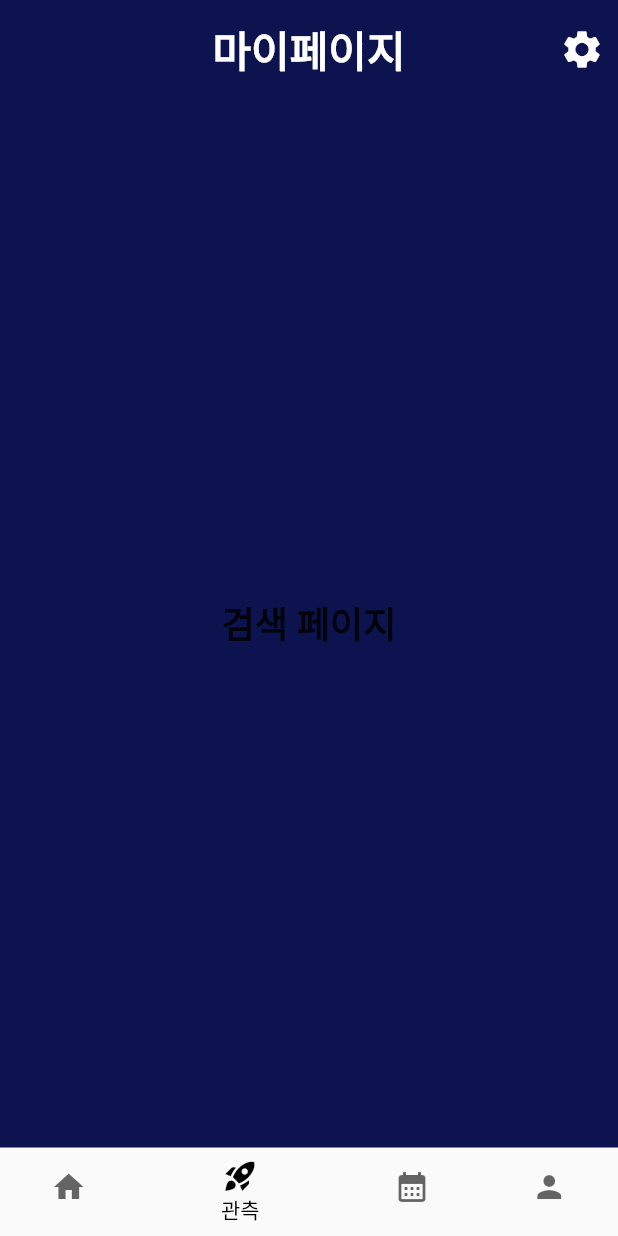
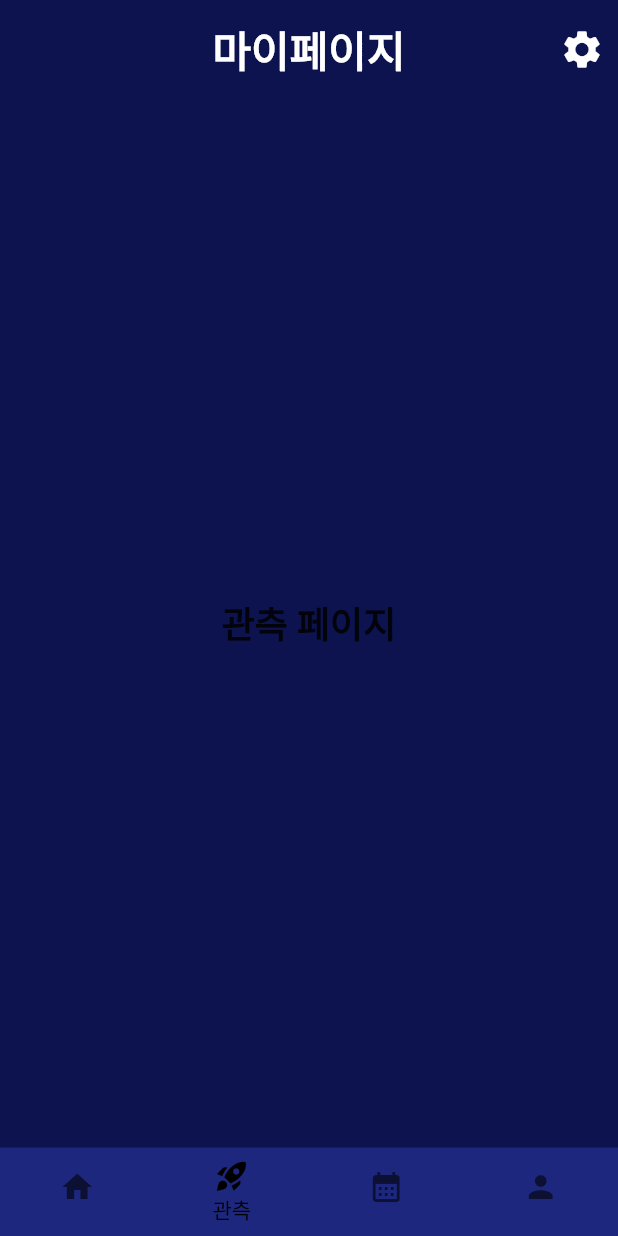
Before and after one commit to star-dark/spydir, a Flutter app: the screen it shows after launch, item 2 of the bottom bar chosen, on a phone screen of 412 x 824 dp. Run offline on Flutter 3.47's test engine with Material 2 defaults, Android fonts, the phone set to English and light mode, and no system bars.

Commit message:
6.29_06:30
1. 하단 네비게이션 바 아이콘 선택 시, 크기 변동 제거
2. 하단 네비게이션 바 색상 변경

```diff
--- a/lib/main.dart
+++ b/lib/main.dart
@@ -61,6 +61,7 @@
 //
 //Bottom Navigation Bar
         bottomNavigationBar: BottomNavigationBar(
+          type: BottomNavigationBarType.fixed,
           currentIndex: _currentIndex,
           onTap: (index) {
             setState(() {
@@ -71,6 +72,8 @@
           selectedItemColor: const Color.fromARGB(255, 0, 0, 0),
           unselectedItemColor:
               const Color.fromARGB(146, 0, 0, 0).withOpacity(0.6),
+          showSelectedLabels: true,
+          showUnselectedLabels: false,
           items: const [
             BottomNavigationBarItem(
               icon: Icon(Icons.home),
@@ -123,7 +126,7 @@
   Widget build(BuildContext context) {
     return const Center(
       child: Text(
-        '검색 페이지',
+        '관측 페이지',
         style: TextStyle(
           fontSize: 24,
           fontWeight: FontWeight.bold,
```
